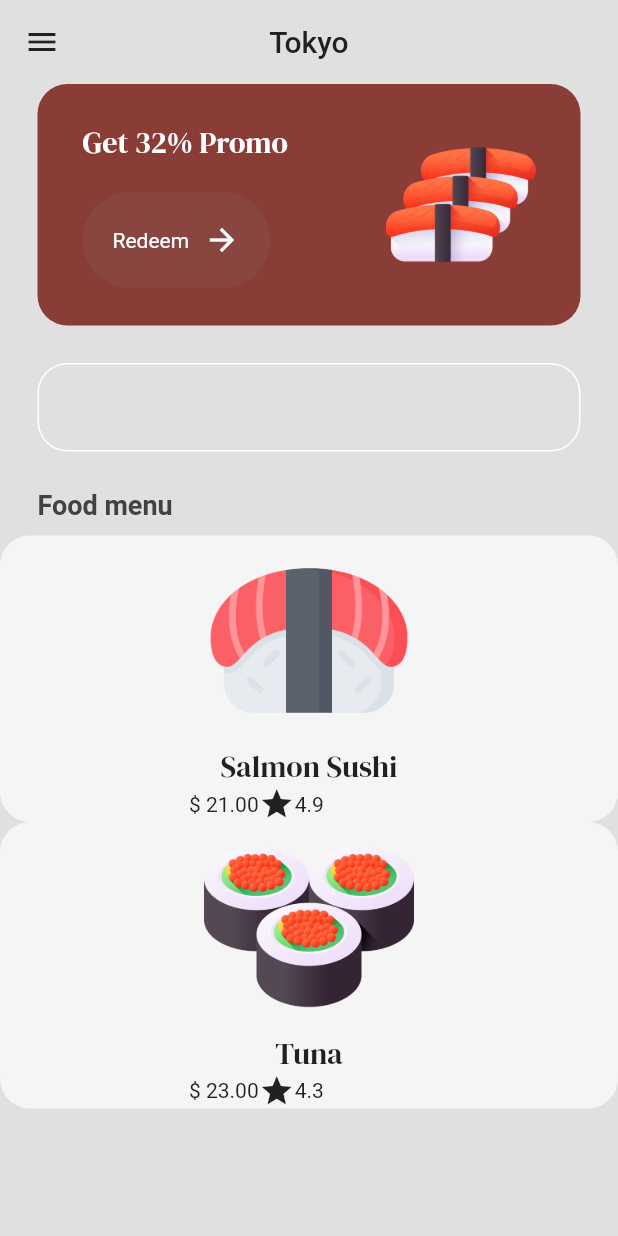
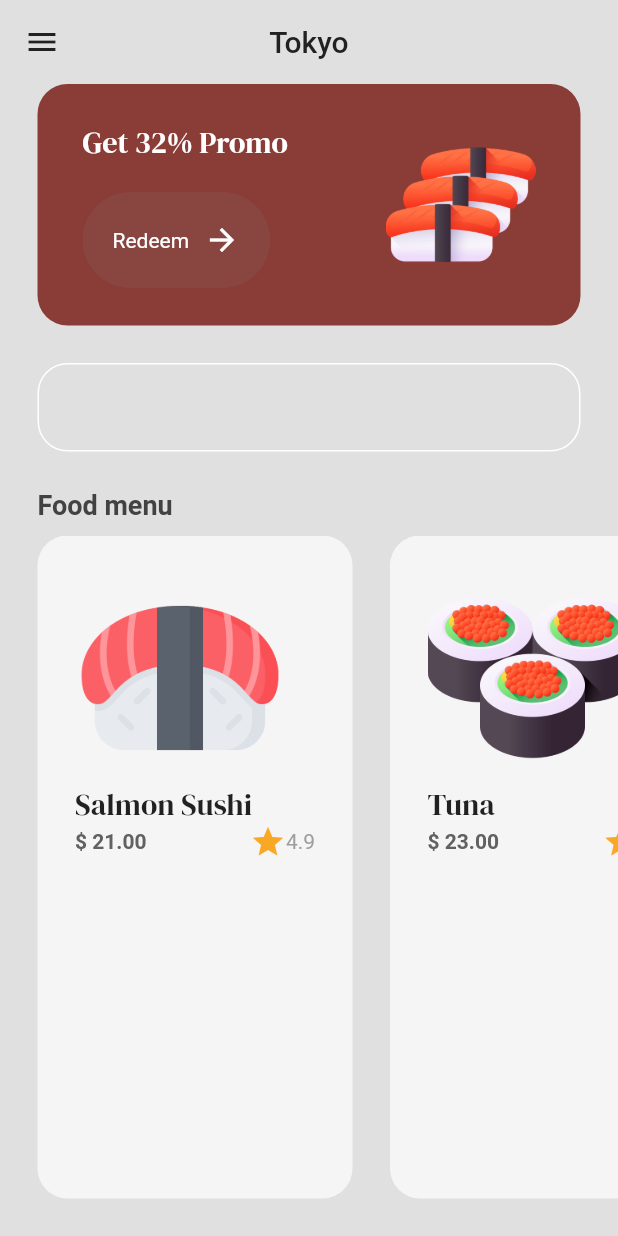
Before and after one commit to deniell/sushi_man_app, a Flutter app: the MenuPage screen opened by its route, on a phone screen of 412 x 824 dp. Run offline on Flutter 3.47's test engine with Material 2 defaults, Android fonts, the phone set to English and light mode, and no system bars; our stand-ins replace freezed_annotation, google_fonts; generated files the repository leaves out were written again.

Commit message:
- continue working on Menu page: FoodTile UI improved, Food menu block UI improved on Menu page.

```diff
--- a/lib/components/food_tile.dart
+++ b/lib/components/food_tile.dart
@@ -17,7 +17,10 @@ class FoodTile extends StatelessWidget {
         color: Colors.grey[100],
         borderRadius: BorderRadius.circular(20),
       ),
+      margin: const EdgeInsets.only(left: 25),
+      padding: const EdgeInsets.all(25),
       child: Column(
+        crossAxisAlignment: CrossAxisAlignment.start,
         children: [
           // iamge
           Image.asset(
@@ -35,13 +38,30 @@ class FoodTile extends StatelessWidget {
           SizedBox(
             width: 160,
             child: Row(
+              mainAxisAlignment: MainAxisAlignment.spaceBetween,
               children: [
                 // price
-                Text('\$ ${food.price}'),
+                Text(
+                  '\$ ${food.price}',
+                  style: TextStyle(
+                    fontWeight: FontWeight.bold,
+                    color: Colors.grey[700],
+                  ),
+                ),
 
-                // rating
-                Icon(Icons.star),
-                Text(food.rating),
+                Row(
+                  children: [
+                    // rating
+                    Icon(
+                      Icons.star,
+                      color: Colors.yellow[800],
+                    ),
+                    Text(
+                      food.rating,
+                      style: const TextStyle(color: Colors.grey),
+                    ),
+                  ],
+                ),
               ],
             ),
           )
--- a/lib/pages/menu_page.dart
+++ b/lib/pages/menu_page.dart
@@ -132,6 +132,7 @@ class _MenuPageState extends State<MenuPage> {
           // menu
           Expanded(
             child: ListView.builder(
+              scrollDirection: Axis.horizontal,
               itemCount: foodMenu.length,
               itemBuilder: (context, index) => FoodTile(
                 food: foodMenu[index],
@@ -139,6 +140,8 @@ class _MenuPageState extends State<MenuPage> {
             ),
           ),
 
+          const SizedBox(height: 25),
+
           // popular food
         ],
       ),
```
